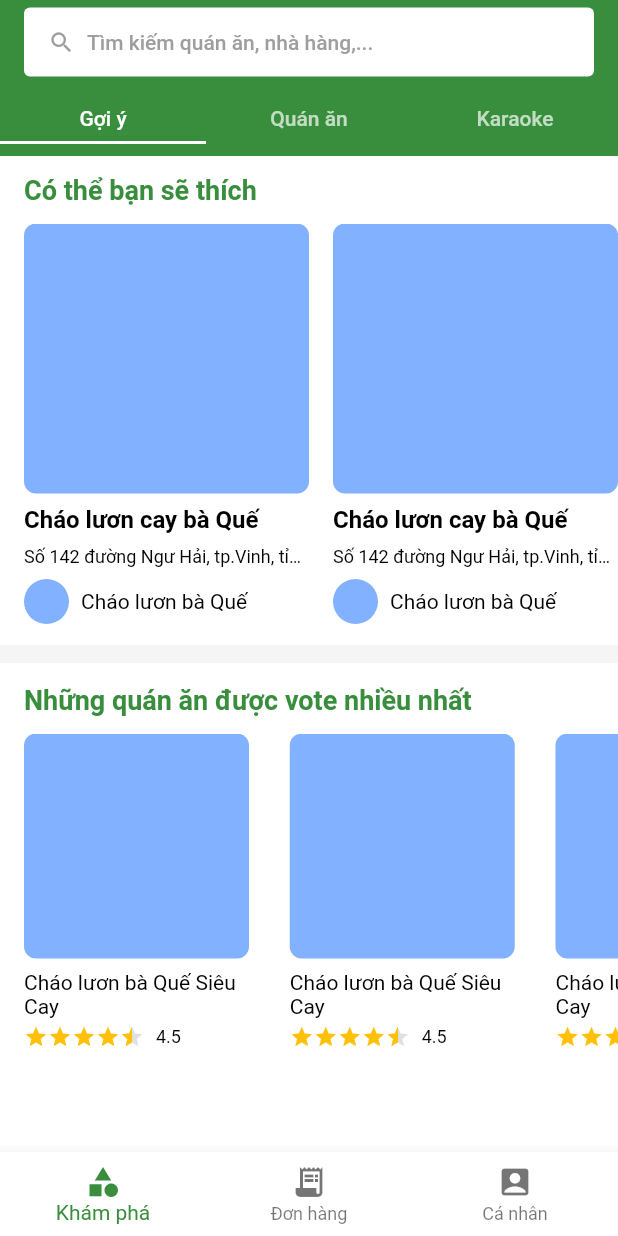
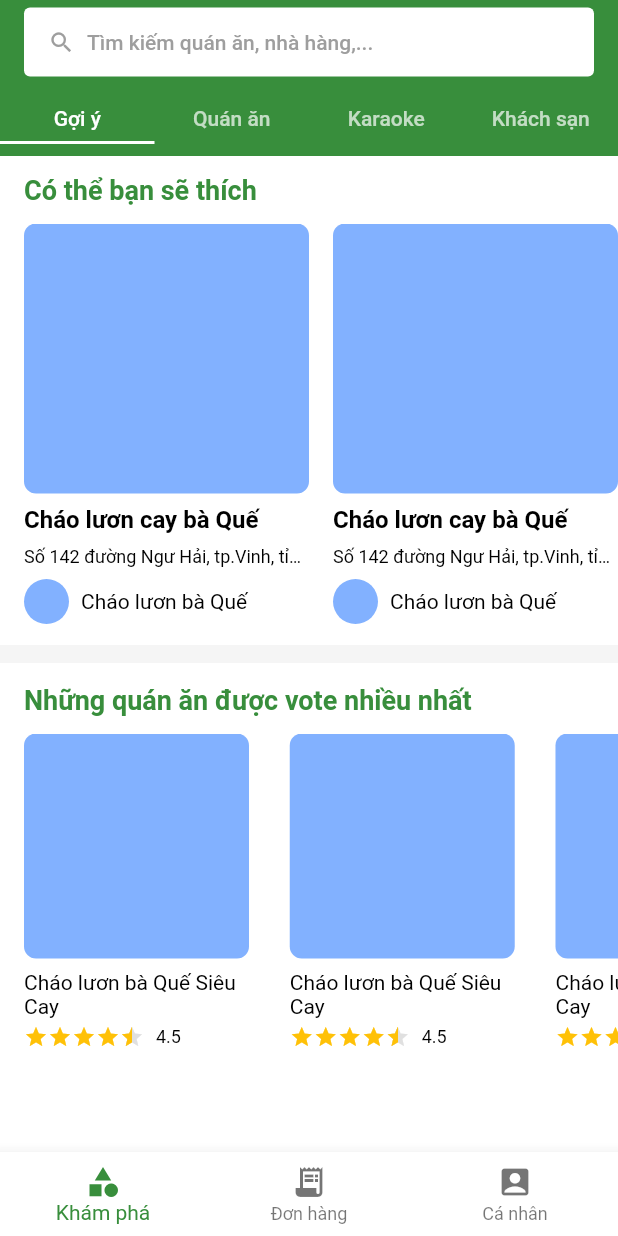
Before and after one commit to phucnguyen20798/food_delivery, a Flutter app: the screen it shows after launch, on a phone screen of 412 x 824 dp. Run offline on Flutter 3.47's test engine with Material 3 defaults, Android fonts, the phone set to English and light mode, and no system bars; drawn by our look-alikes of flutter_rating_bar; our stand-ins replace bloc, easy_localization, equatable, firebase_auth, firebase_core, flutter_bloc and 3 more; accounts and stored records are empty.

Commit message:
update home ui version 4

```diff
--- a/lib/presentation/screens/home/home_screen.dart
+++ b/lib/presentation/screens/home/home_screen.dart
@@ -11,7 +11,7 @@ class HomeScreen extends StatelessWidget {
   @override
   Widget build(BuildContext context) {
     return DefaultTabController(
-      length: 3,
+      length: 4,
       child: Scaffold(
           backgroundColor: Colors.white,
           appBar: AppBar(
@@ -57,7 +57,7 @@ class HomeScreen extends StatelessWidget {
                   Tab(text: 'Gợi ý'),
                   Tab(text: 'Quán ăn'),
                   Tab(text: 'Karaoke'),
-                  //Tab(text: 'Khách sạn'),
+                  Tab(text: 'Khách sạn'),
                 ]),
           ),
           body: const TabBarView(
@@ -66,14 +66,13 @@ class HomeScreen extends StatelessWidget {
                 SuggestionView(),
                 RestaurantList(),
                 KaraList(),
-                // HotelView(),
+                HotelView(),
               ])),
     );
   }
 }
 
 class RestaurantDelegate extends SearchDelegate {
-
   @override
   ThemeData appBarTheme(BuildContext context) {
     return ThemeData(
```
Also changed, not shown: lib/presentation/screens/order/order_screen.dart (+13 -3 lines).
